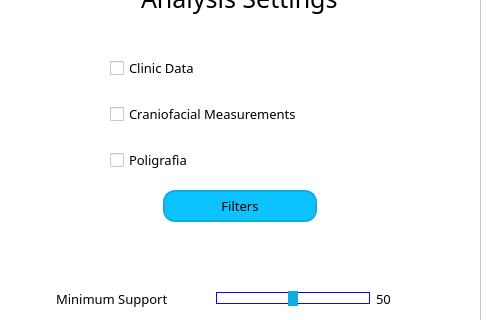
Above: ui/IntelligentAnalisys.ui from lasaid-udg/iOSA before the change; both pictures show x 652 to 1144 and y 221 to 541 of the 1144 by 752 pixel window. Below: the same form after it.
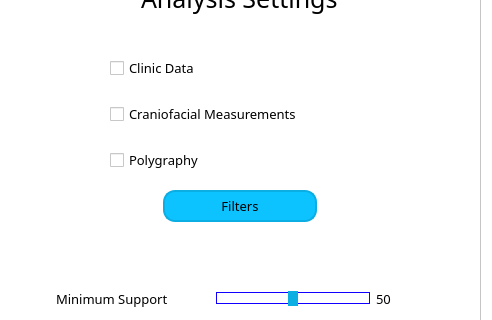
That is the form after the change. Icons and pictures are not drawn.

Diff of the .ui file:
```diff
--- a/ui/IntelligentAnalisys.ui
+++ b/ui/IntelligentAnalisys.ui
@@ -924,7 +924,7 @@
         <item row="7" column="14" colspan="5">
          <widget class="QCheckBox" name="polysomnography_checkbox">
           <property name="text">
-           <string>Poligrafìa</string>
+           <string>Polygraphy</string>
           </property>
          </widget>
         </item>
```
